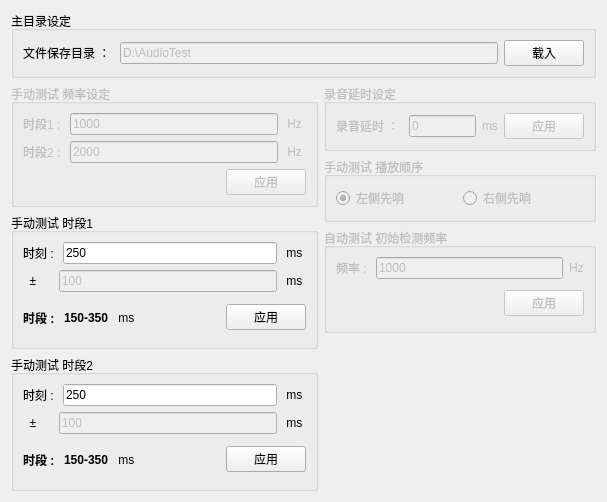
Before: the Qt Designer form Setup4AutoTest.ui in YeeeeRQ/SpeakerTest, drawn with Qt 5.
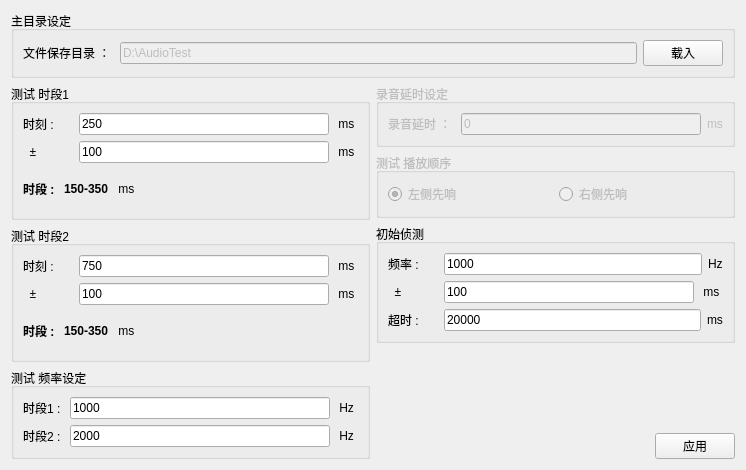
After: the same form once the commit is applied.

Commit message: 开放界面参数设定（待完善）

The edit to the form file:
```diff
--- a/Setup4AutoTest.ui
+++ b/Setup4AutoTest.ui
@@ -6,8 +6,8 @@
    <rect>
     <x>0</x>
     <y>0</y>
-    <width>607</width>
-    <height>499</height>
+    <width>746</width>
+    <height>467</height>
    </rect>
   </property>
   <property name="windowTitle">
@@ -73,101 +73,13 @@
       </widget>
      </item>
      <item>
-      <layout class="QHBoxLayout" name="horizontalLayout_8">
-       <item>
         <layout class="QHBoxLayout" name="horizontalLayout_16">
          <item>
           <layout class="QVBoxLayout" name="verticalLayout_8">
-           <item>
-            <widget class="QGroupBox" name="groupBox_2">
-             <property name="enabled">
-              <bool>false</bool>
-             </property>
-             <property name="title">
-              <string>手动测试 频率设定</string>
-             </property>
-             <layout class="QVBoxLayout" name="verticalLayout_2">
-              <item>
-               <layout class="QHBoxLayout" name="horizontalLayout_4">
-                <item>
-                 <widget class="QLabel" name="label_4">
-                  <property name="text">
-                   <string>时段1 : </string>
-                  </property>
-                 </widget>
-                </item>
-                <item>
-                 <widget class="QLineEdit" name="lineEdit_Frequency1">
-                  <property name="text">
-                   <string>1000</string>
-                  </property>
-                 </widget>
-                </item>
-                <item>
-                 <widget class="QLabel" name="label_5">
-                  <property name="text">
-                   <string> Hz </string>
-                  </property>
-                 </widget>
-                </item>
-               </layout>
-              </item>
-              <item>
-               <layout class="QHBoxLayout" name="horizontalLayout_5">
-                <item>
-                 <widget class="QLabel" name="label_6">
-                  <property name="text">
-                   <string>时段2 : </string>
-                  </property>
-                 </widget>
-                </item>
-                <item>
-                 <widget class="QLineEdit" name="lineEdit_Frequency2">
-                  <property name="text">
-                   <string>2000</string>
-                  </property>
-                 </widget>
-                </item>
-                <item>
-                 <widget class="QLabel" name="label_7">
-                  <property name="text">
-                   <string> Hz </string>
-                  </property>
-                 </widget>
-                </item>
-               </layout>
-              </item>
-              <item>
-               <layout class="QHBoxLayout" name="horizontalLayout_9">
-                <item>
-                 <spacer name="horizontalSpacer">
-                  <property name="orientation">
-                   <enum>Qt::Horizontal</enum>
-                  </property>
-                  <property name="sizeHint" stdset="0">
-                   <size>
-                    <width>40</width>
-                    <height>20</height>
-                   </size>
-                  </property>
-                 </spacer>
-                </item>
-                <item>
-                 <widget class="QPushButton" name="btnFrequencyApply">
-                  <property name="text">
-                   <string>应用</string>
-                  </property>
-                 </widget>
-                </item>
-               </layout>
-              </item>
-             </layout>
-            </widget>
-           </item>
            <item>
             <widget class="QGroupBox" name="groupBox_6">
              <property name="title">
-              <string>手动测试 时段1</string>
+            <string>测试 时段1</string>
              </property>
              <layout class="QVBoxLayout" name="verticalLayout_9">
               <item>
@@ -176,6 +88,12 @@
                  <layout class="QHBoxLayout" name="horizontalLayout_10">
                   <item>
                    <widget class="QLabel" name="label_13">
+                  <property name="minimumSize">
+                   <size>
+                    <width>50</width>
+                    <height>0</height>
+                   </size>
+                  </property>
                     <property name="text">
                      <string>时刻 : </string>
                     </property>
@@ -207,6 +125,12 @@
                  <layout class="QHBoxLayout" name="horizontalLayout_11" stretch="0,0,0">
                   <item>
                    <widget class="QLabel" name="label_11">
+                  <property name="minimumSize">
+                   <size>
+                    <width>50</width>
+                    <height>0</height>
+                   </size>
+                  </property>
                     <property name="text">
                      <string>  ±     </string>
                     </property>
@@ -215,7 +139,7 @@
                   <item>
                    <widget class="QLineEdit" name="lineEdit_durationRange1">
                     <property name="enabled">
-                     <bool>false</bool>
+                   <bool>true</bool>
                     </property>
                     <property name="minimumSize">
                      <size>
@@ -283,13 +207,6 @@
                     </property>
                    </spacer>
                   </item>
-                  <item>
-                   <widget class="QPushButton" name="btnTestDurationApply1">
-                    <property name="text">
-                     <string>应用</string>
-                    </property>
-                   </widget>
-                  </item>
                  </layout>
                 </item>
                </layout>
@@ -300,7 +217,7 @@
            <item>
             <widget class="QGroupBox" name="groupBox_7">
              <property name="title">
-              <string>手动测试 时段2</string>
+            <string>测试 时段2</string>
              </property>
              <layout class="QVBoxLayout" name="verticalLayout_14">
               <item>
@@ -309,6 +226,12 @@
                  <layout class="QHBoxLayout" name="horizontalLayout_12">
                   <item>
                    <widget class="QLabel" name="label_17">
+                  <property name="minimumSize">
+                   <size>
+                    <width>50</width>
+                    <height>0</height>
+                   </size>
+                  </property>
                     <property name="text">
                      <string>时刻 : </string>
                     </property>
@@ -323,7 +246,7 @@
                      </size>
                     </property>
                     <property name="text">
-                     <string>250</string>
+                   <string>750</string>
                     </property>
                    </widget>
                   </item>
@@ -340,6 +263,12 @@
                  <layout class="QHBoxLayout" name="horizontalLayout_14" stretch="0,0,0">
                   <item>
                    <widget class="QLabel" name="label_19">
+                  <property name="minimumSize">
+                   <size>
+                    <width>50</width>
+                    <height>0</height>
+                   </size>
+                  </property>
                     <property name="text">
                      <string>  ±     </string>
                     </property>
@@ -348,7 +277,7 @@
                   <item>
                    <widget class="QLineEdit" name="lineEdit_durationRange2">
                     <property name="enabled">
-                     <bool>false</bool>
+                   <bool>true</bool>
                     </property>
                     <property name="minimumSize">
                      <size>
@@ -416,14 +345,69 @@
                     </property>
                    </spacer>
                   </item>
+               </layout>
+              </item>
+             </layout>
+            </item>
+           </layout>
+          </widget>
+         </item>
                   <item>
-                   <widget class="QPushButton" name="btnTestDurationApply2">
+          <widget class="QGroupBox" name="groupBox_2">
+           <property name="enabled">
+            <bool>true</bool>
+           </property>
+           <property name="title">
+            <string>测试 频率设定</string>
+           </property>
+           <layout class="QVBoxLayout" name="verticalLayout_2">
+            <item>
+             <layout class="QHBoxLayout" name="horizontalLayout_4">
+              <item>
+               <widget class="QLabel" name="label_4">
                     <property name="text">
-                     <string>应用</string>
+                 <string>时段1 : </string>
                     </property>
                    </widget>
                   </item>
-                 </layout>
+              <item>
+               <widget class="QLineEdit" name="lineEdit_Frequency1">
+                <property name="text">
+                 <string>1000</string>
+                </property>
+               </widget>
+              </item>
+              <item>
+               <widget class="QLabel" name="label_5">
+                <property name="text">
+                 <string> Hz </string>
+                </property>
+               </widget>
+              </item>
+             </layout>
+            </item>
+            <item>
+             <layout class="QHBoxLayout" name="horizontalLayout_5">
+              <item>
+               <widget class="QLabel" name="label_6">
+                <property name="text">
+                 <string>时段2 : </string>
+                </property>
+               </widget>
+              </item>
+              <item>
+               <widget class="QLineEdit" name="lineEdit_Frequency2">
+                <property name="text">
+                 <string>2000</string>
+                </property>
+               </widget>
+              </item>
+              <item>
+               <widget class="QLabel" name="label_7">
+                <property name="text">
+                 <string> Hz </string>
+                </property>
+               </widget>
                 </item>
                </layout>
               </item>
@@ -468,13 +452,6 @@
                 </item>
                </layout>
               </item>
-              <item>
-               <widget class="QPushButton" name="btnRecordDelayApply">
-                <property name="text">
-                 <string>应用</string>
-                </property>
-               </widget>
-              </item>
              </layout>
             </widget>
            </item>
@@ -484,13 +461,13 @@
               <bool>false</bool>
              </property>
              <property name="title">
-              <string>手动测试 播放顺序</string>
+            <string>测试 播放顺序</string>
              </property>
              <layout class="QVBoxLayout" name="verticalLayout">
               <item>
                <layout class="QHBoxLayout" name="horizontalLayout_3">
                 <item>
-                 <widget class="QRadioButton" name="radioButton">
+               <widget class="QRadioButton" name="radioButton_Left">
                   <property name="text">
                    <string>左侧先响</string>
                   </property>
@@ -500,7 +477,7 @@
                  </widget>
                 </item>
                 <item>
-                 <widget class="QRadioButton" name="radioButton_2">
+               <widget class="QRadioButton" name="radioButton_Right">
                   <property name="text">
                    <string>右侧先响</string>
                   </property>
@@ -514,18 +491,24 @@
            <item>
             <widget class="QGroupBox" name="groupBox_5">
              <property name="enabled">
-              <bool>false</bool>
+            <bool>true</bool>
              </property>
              <property name="title">
-              <string>自动测试 初始检测频率</string>
+            <string>初始侦测</string>
              </property>
              <layout class="QVBoxLayout" name="verticalLayout_11">
               <item>
                <layout class="QVBoxLayout" name="verticalLayout_5">
                 <item>
-                 <layout class="QHBoxLayout" name="horizontalLayout_17">
+               <layout class="QHBoxLayout" name="horizontalLayout_17" stretch="0,1,0">
                   <item>
                    <widget class="QLabel" name="label_21">
+                  <property name="minimumSize">
+                   <size>
+                    <width>50</width>
+                    <height>0</height>
+                   </size>
+                  </property>
                     <property name="text">
                      <string>频率 : </string>
                     </property>
@@ -535,7 +518,7 @@
                    <widget class="QLineEdit" name="lineEdit_FirstFreq">
                     <property name="minimumSize">
                      <size>
-                      <width>100</width>
+                    <width>200</width>
                       <height>0</height>
                      </size>
                     </property>
@@ -554,29 +537,85 @@
                  </layout>
                 </item>
                 <item>
-                 <layout class="QHBoxLayout" name="horizontalLayout_18">
+               <layout class="QHBoxLayout" name="horizontalLayout_19" stretch="0,1,0">
                   <item>
-                   <spacer name="horizontalSpacer_4">
-                    <property name="orientation">
-                     <enum>Qt::Horizontal</enum>
-                    </property>
-                    <property name="sizeHint" stdset="0">
+                 <widget class="QLabel" name="label_24">
+                  <property name="minimumSize">
+                   <size>
+                    <width>50</width>
+                    <height>0</height>
+                   </size>
+                  </property>
+                  <property name="text">
+                   <string>  ±     </string>
+                  </property>
+                 </widget>
+                </item>
+                <item>
+                 <widget class="QLineEdit" name="lineEdit_FirstFreqRange">
+                  <property name="enabled">
+                   <bool>true</bool>
+                  </property>
+                  <property name="minimumSize">
                      <size>
-                      <width>88</width>
-                      <height>36</height>
-                     </size>
-                    </property>
-                   </spacer>
+                    <width>200</width>
+                    <height>0</height>
+                   </size>
+                  </property>
+                  <property name="text">
+                   <string>100</string>
+                  </property>
+                 </widget>
                   </item>
                   <item>
-                   <widget class="QPushButton" name="btnApplyFirstFreq">
+                 <widget class="QLabel" name="label_25">
                     <property name="text">
-                     <string>应用</string>
+                   <string> ms </string>
                     </property>
                    </widget>
                   </item>
                  </layout>
                 </item>
+              <item>
+               <layout class="QHBoxLayout" name="horizontalLayout_21" stretch="0,1,0">
+                <item>
+                 <widget class="QLabel" name="label_27">
+                  <property name="minimumSize">
+                   <size>
+                    <width>50</width>
+                    <height>0</height>
+                   </size>
+                  </property>
+                  <property name="text">
+                   <string>超时 : </string>
+                  </property>
+                 </widget>
+                </item>
+                <item>
+                 <widget class="QLineEdit" name="lineEdit_InterceptTimeout">
+                  <property name="minimumSize">
+                   <size>
+                    <width>200</width>
+                    <height>0</height>
+                   </size>
+                  </property>
+                  <property name="text">
+                   <string>20000</string>
+                  </property>
+                 </widget>
+                </item>
+                <item>
+                 <widget class="QLabel" name="label_26">
+                  <property name="text">
+                   <string>ms</string>
+                  </property>
+                 </widget>
+                </item>
+               </layout>
+              </item>
+              <item>
+               <layout class="QHBoxLayout" name="horizontalLayout_18"/>
+              </item>
                </layout>
               </item>
              </layout>
@@ -595,12 +634,37 @@
              </property>
             </spacer>
            </item>
+         <item>
+          <layout class="QHBoxLayout" name="horizontalLayout_9">
+           <item>
+            <spacer name="horizontalSpacer">
+             <property name="orientation">
+              <enum>Qt::Horizontal</enum>
+             </property>
+             <property name="sizeHint" stdset="0">
+              <size>
+               <width>40</width>
+               <height>20</height>
+              </size>
+             </property>
+            </spacer>
+           </item>
+           <item>
+            <widget class="QPushButton" name="btnApplyAll">
+             <property name="text">
+              <string>应用</string>
+             </property>
+            </widget>
+           </item>
           </layout>
          </item>
         </layout>
        </item>
       </layout>
      </item>
+     <item>
+      <layout class="QHBoxLayout" name="horizontalLayout_8"/>
+     </item>
     </layout>
    </item>
   </layout>
```
Lines whose indentation alone changed are shown as unchanged. The commit also changes 6 other files.
